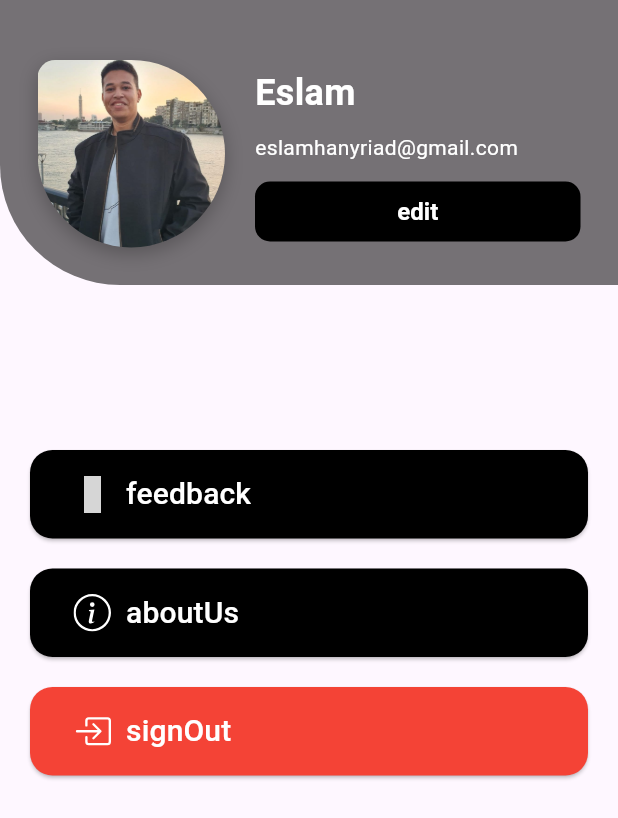
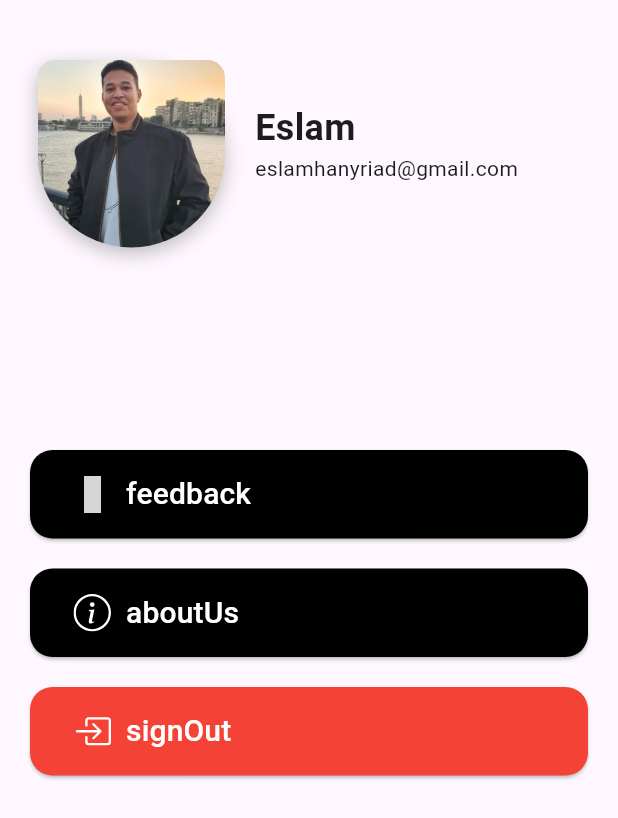
Before and after one commit to EslamHany2002/Rickman, a Flutter app: the Profile screen opened directly, on a phone screen of 412 x 824 dp. Shown: the top 818 px of the screen. Run offline on Flutter 3.47's test engine with Material 3 defaults, Android fonts, the phone set to English and light mode, and no system bars; our stand-ins replace animated_splash_screen, flashy_tab_bar2, flutter_svg, icons_plus; missing offline and left inert: flutter_rounded_date_picker; grey boxes are pictures that could not be loaded.

Commit message:
edit profile widget design

```diff
--- a/lib/presentation/UI/Home/Taps/Profile/Widgets/UserProfileDataWidget.dart
+++ b/lib/presentation/UI/Home/Taps/Profile/Widgets/UserProfileDataWidget.dart
@@ -1,12 +1,9 @@
-
 import 'package:flutter/material.dart';
 
 class UserProfileDataWidget extends StatelessWidget {
-  bool isEn ;
+  bool isEn;
 
-  String buttonTitle;
-  Function buttonAction;
-  UserProfileDataWidget({required this.isEn ,required this.buttonTitle, required this.buttonAction, super.key});
+  UserProfileDataWidget({required this.isEn, super.key});
 
   @override
   Widget build(BuildContext context) {
@@ -14,12 +11,12 @@ class UserProfileDataWidget extends StatelessWidget {
       height: 190,
       padding: const EdgeInsets.all(25),
       decoration: BoxDecoration(
-          color: Colors.black54,
+          // color: Colors.black54,
           borderRadius: BorderRadius.only(
-            bottomLeft: isEn? const Radius.circular(80) : const Radius.circular(0),
-            bottomRight: isEn?const Radius.circular(0) : const  Radius.circular(80),
-          )
-      ),
+        bottomLeft: isEn ? const Radius.circular(80) : const Radius.circular(0),
+        bottomRight:
+            isEn ? const Radius.circular(0) : const Radius.circular(80),
+      )),
       child: Row(
         crossAxisAlignment: CrossAxisAlignment.start,
         children: [
@@ -31,24 +28,30 @@ class UserProfileDataWidget extends StatelessWidget {
                 decoration: BoxDecoration(
                     borderRadius: BorderRadius.only(
                       bottomRight: const Radius.circular(80),
-                      bottomLeft:const Radius.circular(80),
-                      topLeft: isEn? const Radius.circular(15) : const Radius.circular(80),
-                      topRight: isEn?const Radius.circular(80) : const  Radius.circular(15),
+                      bottomLeft: const Radius.circular(80),
+                      topLeft: isEn
+                          ? const Radius.circular(15)
+                          : const Radius.circular(80),
+                      topRight: isEn
+                          ? const Radius.circular(80)
+                          : const Radius.circular(15),
                     ),
                     boxShadow: [
                       BoxShadow(
                           color: Colors.black.withOpacity(0.25),
-                          offset: const Offset(0,4),
-                          blurRadius: 10
-                      )
-                    ]
-                ),
+                          offset: const Offset(0, 4),
+                          blurRadius: 10)
+                    ]),
                 child: ClipRRect(
                   borderRadius: BorderRadius.only(
                     bottomRight: const Radius.circular(80),
-                    bottomLeft:const Radius.circular(80),
-                    topLeft: isEn? const Radius.circular(15) : const Radius.circular(80),
-                    topRight: isEn?const Radius.circular(80) : const  Radius.circular(15),
+                    bottomLeft: const Radius.circular(80),
+                    topLeft: isEn
+                        ? const Radius.circular(15)
+                        : const Radius.circular(15),
+                    topRight: isEn
+                        ? const Radius.circular(15)
+                        : const Radius.circular(15),
                   ),
                   child: Image.asset(
                     "Assets/Images/me.jpg",
@@ -56,61 +59,37 @@ class UserProfileDataWidget extends StatelessWidget {
                     width: 125,
                     height: 125,
                   ),
-
                 ),
               ),
-
             ],
           ),
-          const SizedBox(width: 20,),
+          const SizedBox(
+            width: 20,
+          ),
           // user name , email and edit profile button
-          Expanded(
+          const Expanded(
               child: Column(
             crossAxisAlignment: CrossAxisAlignment.start,
             children: [
-                  const SizedBox(height: 20,),
+              Spacer(),
+
               Text(
                 "Eslam",
-                    style: const TextStyle(
-                      color: Colors.white,
+                style: TextStyle(
+                  // color: Colors.white,
                   fontSize: 24,
                   fontWeight: FontWeight.bold,
                 ),
                 maxLines: 1,
               ),
-                  const Spacer(),
-                  FittedBox(child: Text("eslamhanyriad@gmail.com", style: TextStyle(color: Colors.white))),
-                  const Spacer(),
-                  ElevatedButton(
-                    onPressed: (){
-                      buttonAction();
-                    },
-                    style: ButtonStyle(
-                      foregroundColor: MaterialStateProperty.all(Colors.black),
-                      backgroundColor: MaterialStateProperty.all(Colors.black),
-                      elevation: MaterialStateProperty.all(0),
-                      shape: MaterialStateProperty.all(RoundedRectangleBorder(
-                        borderRadius: BorderRadius.circular(10),
+              // Spacer(),
+              FittedBox(
+                  child: Text(
+                "eslamhanyriad@gmail.com",
               )),
-                      textStyle: MaterialStateProperty.all(const TextStyle(
-                          fontWeight: FontWeight.bold, fontSize: 20, color: Colors.white)),
-                    ),
-                    child: Padding(
-                      padding: const EdgeInsets.all(8.0),
-                      child: Row(
-                        mainAxisAlignment: MainAxisAlignment.center,
-                        children: [
-                          Text(buttonTitle , style: const TextStyle(
-                            color: Colors.white,
-                            fontSize: 16,
-                          ),),
+              Spacer(),
             ],
-                      ),
-                    ),
-                  )
-                ],
-              )
-          )
+          ))
         ],
       ),
     );
```
Lines whose indentation alone changed are shown as unchanged.
